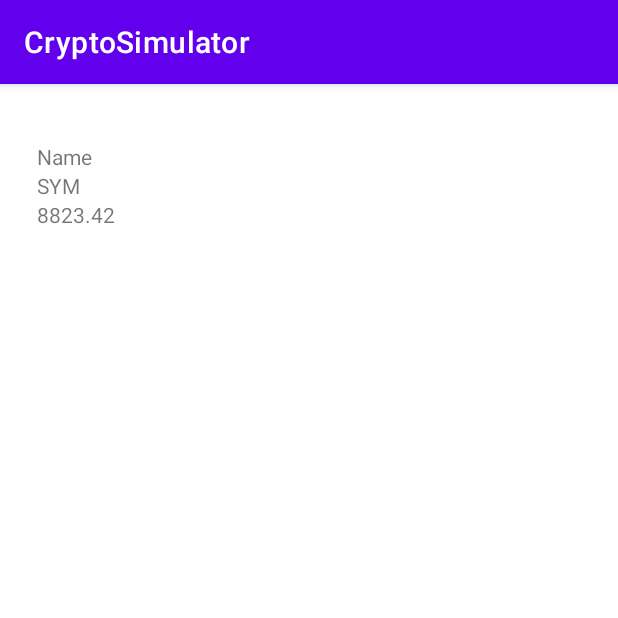
After one commit to VidKreca/CryptoSimulator, an Android app: the SingleActivity screen opened directly, with no data from a screen before it, on a phone screen of 412 x 824 dp, the top half of it. The commit adds this screen. Run offline under Robolectric (Android 15) with nearby library versions, the phone set to English and light mode, and no system bars; our stand-ins replace Volley; network calls fail; 1 statement that could not run was skipped.

Commit message:
Started work on activity that shows single Cryptocurrency info

```diff
--- a/CryptoSimulator/app/src/main/AndroidManifest.xml
+++ b/CryptoSimulator/app/src/main/AndroidManifest.xml
@@ -11,7 +11,7 @@
         android:supportsRtl="true"
         android:theme="@style/Theme.CryptoSimulator"
         android:usesCleartextTraffic="true">
-        <activity android:name=".Single"></activity>
+        <activity android:name=".SingleActivity"></activity>
         <activity android:name=".MainActivity">
             <intent-filter>
                 <action android:name="android.intent.action.MAIN" />
--- a/CryptoSimulator/app/src/main/java/com/vidkreca/cryptosimulator/MainActivity.java
+++ b/CryptoSimulator/app/src/main/java/com/vidkreca/cryptosimulator/MainActivity.java
@@ -5,6 +5,7 @@ import androidx.recyclerview.widget.LinearLayoutManager;
 import androidx.recyclerview.widget.RecyclerView;
 import androidx.swiperefreshlayout.widget.SwipeRefreshLayout;
 
+import android.content.Intent;
 import android.os.Bundle;
 import android.view.View;
 import android.widget.EditText;
@@ -43,7 +44,12 @@ public class MainActivity extends AppCompatActivity {
         adapter = new CryptocurrencyAdapter(app, new CryptocurrencyAdapter.OnItemClickListener() {
             @Override
             public void onItemClick(View itemView, int position) {
+                String symbol_query = app.GetStore().GetAtIndex(position).getSymbol();
 
+                Intent i = new Intent(getBaseContext(), SingleActivity.class);
+                i.putExtra("symbol", symbol_query);
+
+                startActivity(i);
             }
             @Override
             public void onItemLongClick(View itemView, int position) {
--- /dev/null
+++ b/CryptoSimulator/app/src/main/java/com/vidkreca/cryptosimulator/SingleActivity.java
@@ -0,0 +1,62 @@
+package com.vidkreca.cryptosimulator;
+
+import androidx.appcompat.app.AppCompatActivity;
+
+import android.os.Bundle;
+import android.widget.TextView;
+import android.widget.Toast;
+
+import com.vidkreca.data.Cryptocurrency;
+import com.vidkreca.data.ProtocolMessages.Single;
+
+
+public class SingleActivity extends AppCompatActivity {
+
+    private API api;
+    private App app;
+    private Cryptocurrency crypto;
+    private String symbol_query;
+
+    private TextView name;
+    private TextView symbol;
+    private TextView price;
+
+
+    @Override
+    protected void onCreate(Bundle savedInstanceState) {
+        super.onCreate(savedInstanceState);
+        setContentView(R.layout.activity_single);
+
+        api = new API(getApplicationContext());
+        app = (App)getApplication();
+        symbol_query = getIntent().getExtras().getString("symbol");
+
+        // Assign UI elements
+        name = findViewById(R.id.name);
+        symbol = findViewById(R.id.symbol);
+        price = findViewById(R.id.price);
+
+        GetData();
+    }
+
+
+    private void GetData() {
+        api.GetSingle(new VolleyCallBack() {
+            @Override
+            public void onSuccess(String json) {
+                Single response = API.gson.fromJson(json, Single.class);
+                crypto = response.GetCryptocurrency();
+
+                // Assign retrieved values to UI elements
+                name.setText(crypto.getName());
+                symbol.setText(crypto.getSymbol());
+                price.setText(Double.toString(crypto.getPrice()) + "€");    // TODO - consider currently selected FIAT currency
+            }
+
+            @Override
+            public void onError(String message) {
+                Toast.makeText(getBaseContext(), "Could not retrieve cryptocurrency statistics.\n"+message, Toast.LENGTH_LONG).show();
+            }
+        }, symbol_query);
+    }
+}
--- a/CryptoSimulator/app/src/main/res/layout/activity_single.xml
+++ b/CryptoSimulator/app/src/main/res/layout/activity_single.xml
@@ -4,7 +4,7 @@
     xmlns:tools="http://schemas.android.com/tools"
     android:layout_width="match_parent"
     android:layout_height="match_parent"
-    tools:context=".Single">
+    tools:context=".SingleActivity">
 
     <androidx.constraintlayout.widget.Guideline
         android:id="@+id/guideline2"
@@ -35,10 +35,26 @@
         app:layout_constraintGuide_percent="0.94" />
 
     <TextView
-        android:id="@+id/textView"
+        android:id="@+id/name"
         android:layout_width="wrap_content"
         android:layout_height="wrap_content"
-        android:text="TextView"
-        tools:layout_editor_absoluteX="69dp"
-        tools:layout_editor_absoluteY="86dp" />
+        android:text="Name"
+        app:layout_constraintStart_toStartOf="@+id/guideline4"
+        app:layout_constraintTop_toTopOf="@+id/guideline2" />
+
+    <TextView
+        android:id="@+id/symbol"
+        android:layout_width="wrap_content"
+        android:layout_height="wrap_content"
+        android:text="SYM"
+        app:layout_constraintStart_toStartOf="@+id/guideline4"
+        app:layout_constraintTop_toBottomOf="@+id/name" />
+
+    <TextView
+        android:id="@+id/price"
+        android:layout_width="wrap_content"
+        android:layout_height="wrap_content"
+        android:text="8823.42"
+        app:layout_constraintStart_toStartOf="@+id/guideline4"
+        app:layout_constraintTop_toBottomOf="@+id/symbol" />
 </androidx.constraintlayout.widget.ConstraintLayout>
```
Also changed, not shown: CryptoSimulator/app/src/main/java/com/vidkreca/cryptosimulator/Single.java (deleted, +0 -14 lines), CryptoSimulator/data/src/main/java/com/vidkreca/data/Cryptocurrency.java (+0 -20 lines).
